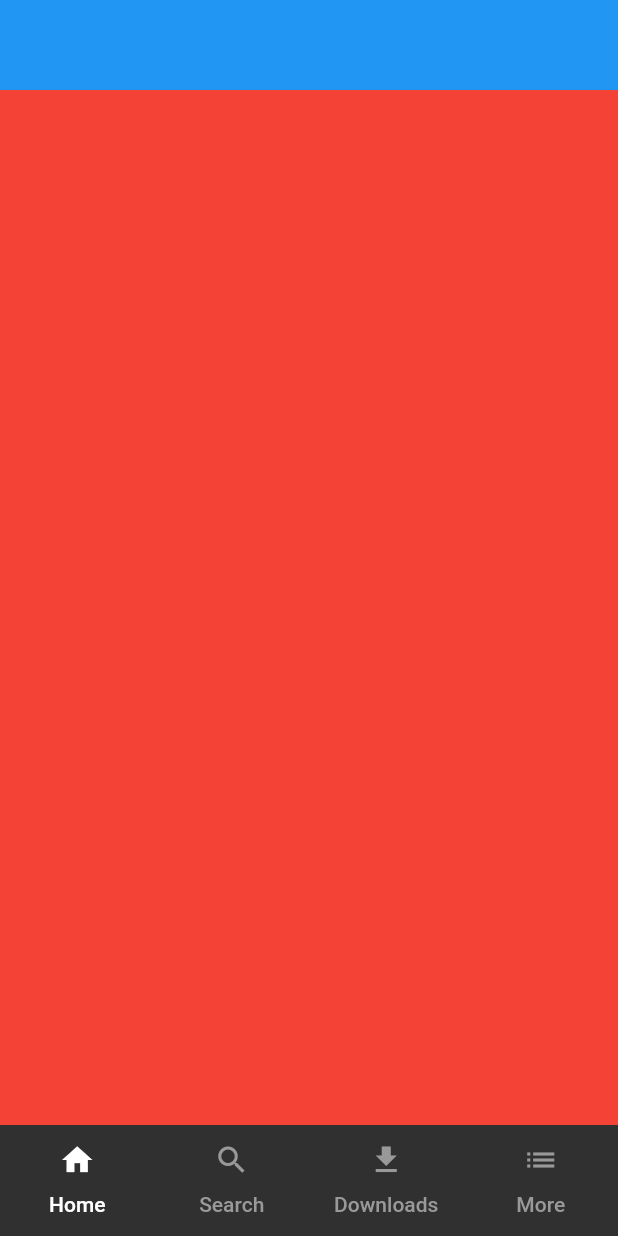
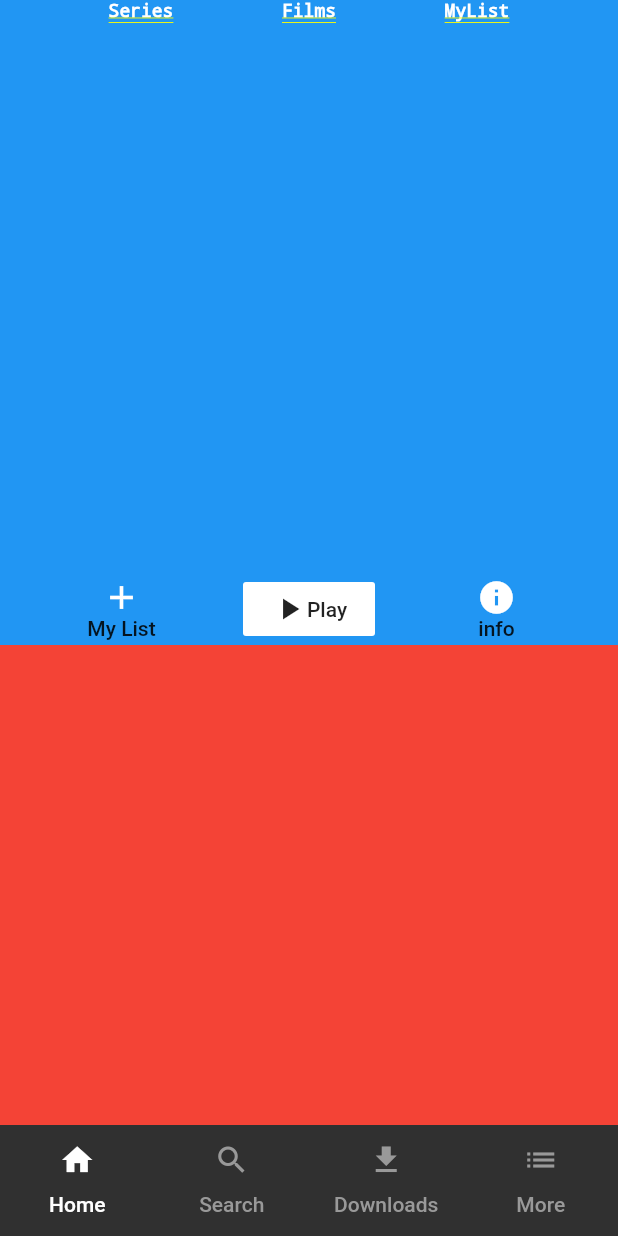
Before and after one commit to MarcioQuimbundo/flutter_netflix_clone, a Flutter app: the screen it shows after launch, on a phone screen of 412 x 824 dp. Run offline on Flutter 3.47's test engine with Material 2 defaults, Android fonts, the phone set to English and light mode, and no system bars.

Commit message:
listpart of top bar of the app done

```diff
--- a/lib/homepage.dart
+++ b/lib/homepage.dart
@@ -13,6 +13,8 @@ class HomePage extends StatelessWidget {
 }
 
 class HomeView extends StatelessWidget {
+  final TextStyle topMenuStyle = TextStyle(fontSize: 12, color: Colors.white);
+
   @override
   Widget build(BuildContext context) {
     return Container(
@@ -20,8 +22,58 @@ class HomeView extends StatelessWidget {
       child: ListView(
         children: <Widget>[
           Container(
-            height: 60,
+            height: 430,
             color: Colors.blue,
+            child: Column(
+              mainAxisAlignment: MainAxisAlignment.spaceBetween,
+              children: <Widget>[
+                Center(
+                  child: Row(
+                    mainAxisAlignment: MainAxisAlignment.spaceEvenly,
+                    children: <Widget>[
+                      Text("Series", style: topMenuStyle),
+                      Text("Films", style: topMenuStyle),
+                      Text("MyList", style: topMenuStyle),
+                    ],
+                  ),
+                ),
+                Center(
+                  child: Row(
+                    mainAxisAlignment: MainAxisAlignment.spaceEvenly,
+                    children: <Widget>[
+                      FlatButton(
+                        child: Column(
+                          children: <Widget>[
+                            Icon(Icons.add,  color: Colors.white, size: 26,),
+                            Text("My List")
+                          ],
+                        ),
+                        onPressed: (){},
+                      ),
+                      FlatButton(
+                        color: Colors.white,
+                        child: Row(
+                          children: <Widget>[
+                            Icon(Icons.play_arrow),
+                            Text("Play")
+                          ],
+                        ),
+                        onPressed: (){},
+                      ),
+                      FlatButton(
+                        child: Column(
+                          children: <Widget>[
+                            Icon(Icons.info, color: Colors.white, size: 26,),
+                            Text("info")
+                          ],
+                        ),
+                        onPressed: (){},
+                      ),
+                    ],
+                  ),
+                )
+              ],
+            ),
           )
         ],
       ),
```
